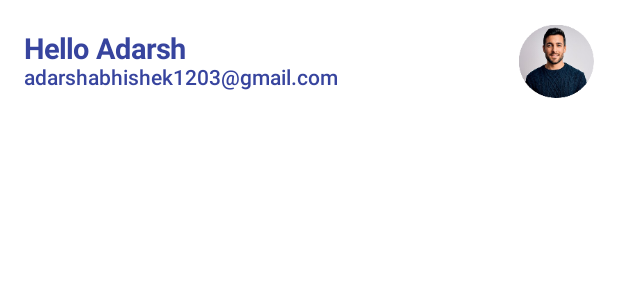
After one commit to adarshabhishek/Finance-Report-App, an Android app built with Jetpack Compose: the @Preview function HeaderSection, on a phone screen of 412 x 824 dp. The commit adds this screen. Shown: the top 300 px of the screen. Run offline under Robolectric (Android 15) with nearby library versions, the phone set to English and light mode, and no system bars.

Commit message:
Header Section

```diff
--- a/app/src/main/AndroidManifest.xml
+++ b/app/src/main/AndroidManifest.xml
@@ -21,7 +21,7 @@
             </intent-filter>
         </activity>
         <activity
-            android:name=".MainActivity"
+            android:name=".Activities.DashboardActivity.MainActivity"
             android:exported="true"
             android:label="@string/app_name"
             android:theme="@style/Theme.Trackify">
--- /dev/null
+++ b/app/src/main/java/com/example/trackify/Activities/DashboardActivity/components/HeaderSection.kt
@@ -0,0 +1,53 @@
+package com.example.trackify.Activities.DashboardActivity.components
+
+import androidx.compose.foundation.Image
+import androidx.compose.foundation.layout.Arrangement
+import androidx.compose.foundation.layout.Column
+import androidx.compose.foundation.layout.Row
+import androidx.compose.foundation.layout.fillMaxSize
+import androidx.compose.foundation.layout.fillMaxWidth
+import androidx.compose.foundation.layout.padding
+import androidx.compose.foundation.layout.size
+import androidx.compose.material3.Text
+import androidx.compose.runtime.Composable
+import androidx.compose.ui.Alignment
+import androidx.compose.ui.Modifier
+import com.example.trackify.R
+import androidx.compose.ui.res.colorResource
+import androidx.compose.ui.res.painterResource
+import androidx.compose.ui.text.font.FontWeight
+import androidx.compose.ui.tooling.preview.Preview
+import androidx.compose.ui.unit.dp
+import androidx.compose.ui.unit.sp
+
+@Composable
+@Preview
+fun HeaderSection(){
+    Row(
+        modifier = Modifier
+            .fillMaxWidth()
+            .padding(start = 16.dp,end = 16.dp, top = 16.dp),
+        horizontalArrangement = Arrangement.SpaceBetween,
+        verticalAlignment = Alignment.CenterVertically
+    ) {
+        Column {
+            Text(
+                text = "Hello Adarsh",
+                color = colorResource(R.color.darkBlue),
+                fontSize = 19.sp,
+                fontWeight = FontWeight.Bold
+            )
+            Text(
+                text = "adarshabhishek1203@gmail.com",
+                color = colorResource(R.color.darkBlue),
+                fontWeight = FontWeight.SemiBold,
+                fontSize = 14.sp
+            )
+        }
+        Image(
+            painter = painterResource(id = R.drawable.men),
+            contentDescription = null,
+            modifier = Modifier.size(50.dp)
+        )
+    }
+}
--- a/app/src/main/java/com/example/trackify/Activities/IntroActivity/IntoActivity.kt
+++ b/app/src/main/java/com/example/trackify/Activities/IntroActivity/IntoActivity.kt
@@ -6,7 +6,7 @@ import androidx.activity.compose.setContent
 import androidx.activity.enableEdgeToEdge
 import androidx.appcompat.app.AppCompatActivity
 import com.example.trackify.Activities.IntroActivity.screens.IntroScreen
-import com.example.trackify.MainActivity
+import com.example.trackify.Activities.DashboardActivity.MainActivity
 
 class IntoActivity : AppCompatActivity() {
     override fun onCreate(savedInstanceState: Bundle?) {
--- a/app/src/main/res/values/colors.xml
+++ b/app/src/main/res/values/colors.xml
@@ -11,4 +11,5 @@
     <color name="grey">#8e8e8e</color>
     <color name="lightGrey">#dedede</color>
     <color name="pink">#dbb7f1</color>
+    <color name="darkBlue">#37449e</color>
 </resources>
```
Also changed, not shown: app/src/main/java/com/example/trackify/Activities/DashboardActivity/MainActivity.kt (renamed from app/src/main/java/com/example/trackify/MainActivity.kt, +2 -23 lines), app/src/main/java/com/example/trackify/Activities/DashboardActivity/screens/MainScreen.kt (added, +46 -0 lines), app/src/main/java/com/example/trackify/Domain/ExpenseDomain.kt (added, +11 -0 lines), app/src/main/java/com/example/trackify/Repository/MainRepository.kt (added, +12 -0 lines), app/src/main/java/com/example/trackify/ViewModel/MainViewModel.kt (added, +9 -0 lines).
